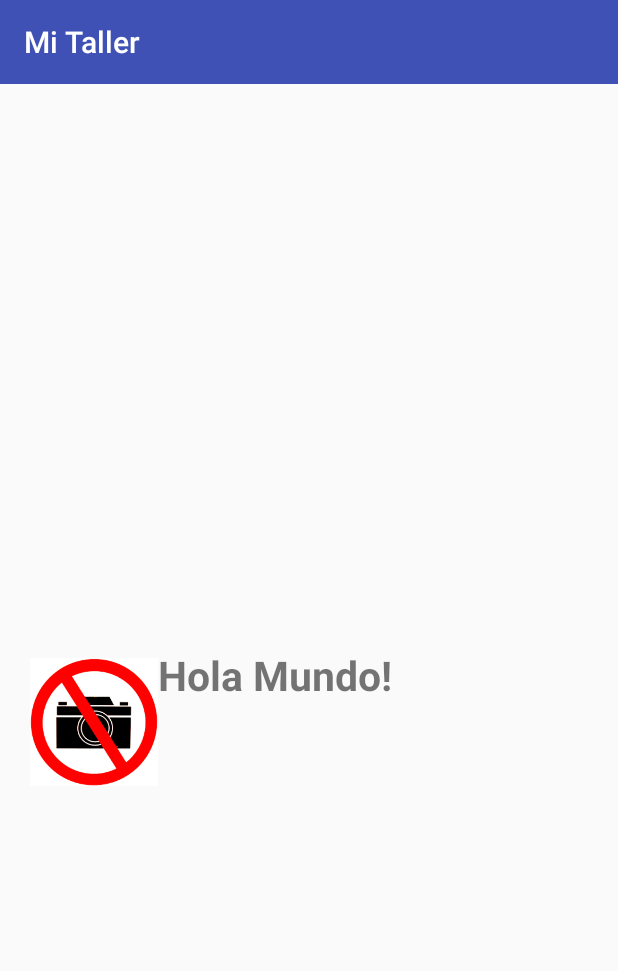
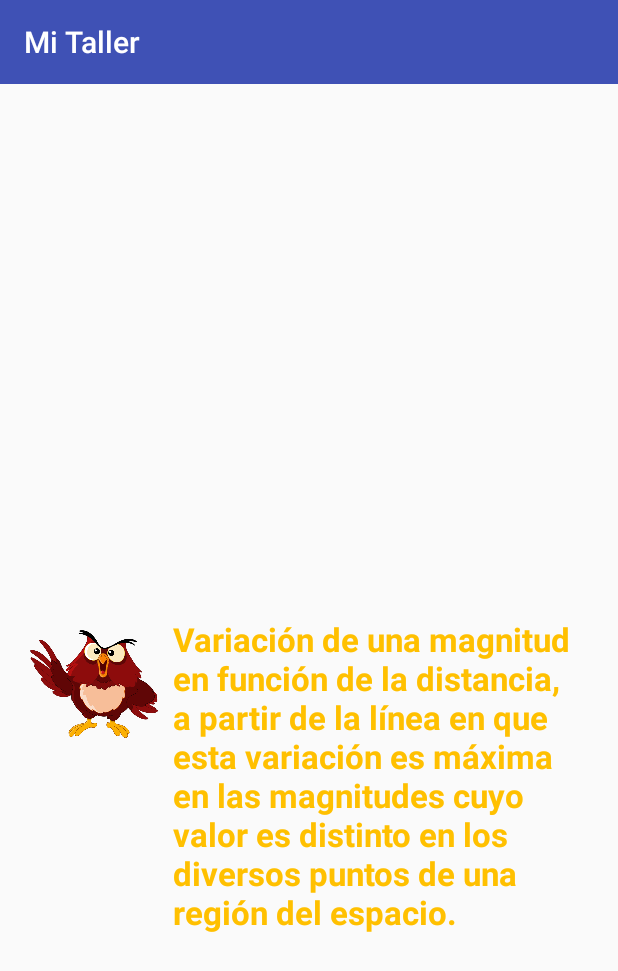
Before and after one commit to GING01/MiTaller, an Android app: the SeleccionTallerEntrenamientoActivity screen opened directly, with no data from a screen before it, on a phone screen of 412 x 824 dp. Shown: the top 971 px of the screen. Run offline under Robolectric (Android 15) with nearby library versions, the phone set to English and light mode, and no system bars; 3 statements that could not run were skipped.

Commit message:
Texto a voz

```diff
--- a/app/src/main/java/mta/epn/ginghogam/com/mitaller/activities/SeleccionTallerEntrenamientoActivity.java
+++ b/app/src/main/java/mta/epn/ginghogam/com/mitaller/activities/SeleccionTallerEntrenamientoActivity.java
@@ -3,16 +3,22 @@ package mta.epn.ginghogam.com.mitaller.activities;
 import android.content.Context;
 import android.database.Cursor;
 import android.os.Build;
+import android.os.Handler;
+import android.speech.tts.TextToSpeech;
 import android.support.annotation.RequiresApi;
 import android.support.v4.view.ViewPager;
 import android.support.v7.app.AppCompatActivity;
 import android.os.Bundle;
+import android.text.method.ScrollingMovementMethod;
+import android.view.View;
 import android.widget.Button;
+import android.widget.ImageView;
 import android.widget.TextView;
 import android.widget.Toast;
 
 import java.util.ArrayList;
 import java.util.List;
+import java.util.Locale;
 
 import mta.epn.ginghogam.com.mitaller.R;
 
@@ -24,7 +30,9 @@ import mta.epn.ginghogam.com.mitaller.entidades.Taller;
 import mta.epn.ginghogam.com.mitaller.entidades.Tutor;
 import mta.epn.ginghogam.com.mitaller.utilidades.ShadowTransformer;
 
-public class SeleccionTallerEntrenamientoActivity extends AppCompatActivity {
+import static android.graphics.Color.rgb;
+
+public class SeleccionTallerEntrenamientoActivity extends AppCompatActivity implements TextToSpeech.OnInitListener {
 
     private ViewPager mViewPager;
     private CardPagerAdapterS mCardAdapter;
@@ -38,7 +46,13 @@ public class SeleccionTallerEntrenamientoActivity extends AppCompatActivity {
     private Estudiante estudiante;
     private Tutor tutor;
 
-    private TextView texto;
+    private TextView lectura;
+    private ImageView guia;
+
+    private TextToSpeech TtS;
+    private Handler mHandler;
+    private Runnable mRunnable;
+    private int i = 0;
 
 
     @RequiresApi(api = Build.VERSION_CODES.LOLLIPOP)
@@ -46,12 +60,13 @@ public class SeleccionTallerEntrenamientoActivity extends AppCompatActivity {
     protected void onCreate(Bundle savedInstanceState) {
         super.onCreate(savedInstanceState);
         setContentView(R.layout.activity_swipe_data);
+        TtS=new TextToSpeech(this,this);
 
         Bundle extras = getIntent().getExtras();
         tutor = extras.getParcelable("tutor");
         estudiante = extras.getParcelable("estudiante");
 
-        Toast.makeText(this,"Estudiante: "+estudiante.getNombreEstudiate()+ " - Tutor: "+tutor.getNombreTutor(), Toast.LENGTH_LONG).show();
+        Toast.makeText(this, "Estudiante: " + estudiante.getNombreEstudiate() + " - Tutor: " + tutor.getNombreTutor(), Toast.LENGTH_LONG).show();
 
 
         context = this;
@@ -79,12 +94,23 @@ public class SeleccionTallerEntrenamientoActivity extends AppCompatActivity {
                 taller.setImagenTaller(cursor.getString(3));
                 tallerList.add(taller);
                 mCardAdapter.addCardItemS(taller);
-            }while (cursor.moveToNext());
+            } while (cursor.moveToNext());
         }
 
-        texto = findViewById(R.id.texto);
+        lectura = findViewById(R.id.texto);
+        guia = findViewById(R.id.guia);
 
-        texto.setText(tutor.getNombreTutor());
+        String msj = "Variación de una magnitud en función de la distancia, " +
+                "a partir de la línea en que esta variación es máxima en las magnitudes cuyo valor es distinto en los diversos puntos de una región del espacio.";
+        lectura.setText(msj);
+        lectura.setTextColor(rgb(255,192,0));
+
+        guia.setOnClickListener(new View.OnClickListener() {
+            @Override
+            public void onClick(View v) {
+                hablar();
+            }
+        });
 
         mCardShadowTransformer = new ShadowTransformer(mViewPager, mCardAdapter);
         mViewPager.setAdapter(mCardAdapter);
@@ -92,4 +118,52 @@ public class SeleccionTallerEntrenamientoActivity extends AppCompatActivity {
         mViewPager.setOffscreenPageLimit(3);
 
     }
+
+    private void hablar() {
+        String msj = "Un gradiente es la variación de una magnitud en función de la distancia, " +
+                "a partir de la línea en que esta variación es máxima en las magnitudes cuyo valor es distinto en los diversos puntos de una región del espacio." +
+                " Variación de una magnitud en función de la distancia, \" +\n" +
+                "                \"a partir de la línea en que esta variación es máxima en las magnitudes cuyo valor es distinto en los diversos puntos de una región del espacio.";
+        final String texto= msj.toString();
+
+        final String [] palabraResaltada = texto.split("\\s+");
+        lectura.setText("");
+        i=0;
+        final Handler mHandler = new Handler();
+
+        mHandler.post(new Runnable(){
+            @Override
+            public void run() {
+                lectura.append(palabraResaltada[i]+" ");
+                lectura.setTextColor(rgb(255,192,0));
+                lectura.setMovementMethod(new ScrollingMovementMethod());
+
+
+                i++;
+                if(i < palabraResaltada.length) {
+                    mHandler.postDelayed(this, 300);
+
+                }
+            }
+        });
+        TtS.speak(texto, TextToSpeech.QUEUE_FLUSH,null);
+
+
+    }
+
+    @Override
+    public void onInit(int text) {
+        if(text==TextToSpeech.SUCCESS){
+            int lenguaje= TtS.isLanguageAvailable(new Locale("spa", "ESP"));
+            if(lenguaje == TextToSpeech.LANG_MISSING_DATA || lenguaje==TextToSpeech.LANG_NOT_SUPPORTED){
+                guia.setSaveEnabled(true);
+                hablar();
+
+            }
+            else {
+            }
+        }
+        else{}
+
+    }
 }
--- a/app/src/main/res/layout/activity_swipe_data.xml
+++ b/app/src/main/res/layout/activity_swipe_data.xml
@@ -34,31 +34,46 @@
                     android:paddingStart="@dimen/card_padding" />
             </LinearLayout>
 
-
             <LinearLayout
                 android:id="@+id/ly2"
+                android:layout_width="match_parent"
+                android:layout_height="107dp"
+                android:layout_alignParentBottom="true"
                 android:layout_below="@+id/ly1"
-                android:paddingTop="25dp"
-                android:layout_width="match_parent"
-                android:layout_height="wrap_content"
-                android:layout_alignParentBottom="true"
+                android:layout_marginBottom="6dp"
                 android:orientation="horizontal">
 
                 <ImageView
+                    android:id="@+id/guia"
                     android:layout_width="85dp"
                     android:layout_height="100dp"
-                    android:src="@drawable/no_foto" />
+                    android:src="@drawable/buhoguia" />
 
-                <TextView
 
-                    android:id="@+id/texto"
-                    android:layout_width="wrap_content"
-                    android:layout_height="wrap_content"
-                    android:gravity="center"
-                    android:text="Hola Mundo!"
-                    android:textAlignment="center"
-                    android:textSize="27dp"
-                    android:textStyle="bold" />
+
+
+                    <LinearLayout
+                        android:paddingLeft="10dp"
+                        android:paddingTop="5dp"
+                        android:layout_width="match_parent"
+                        android:layout_height="match_parent"
+                        android:orientation="vertical"
+                        android:layout_gravity="center_vertical"
+                        android:singleLine="true"
+                        android:scrollHorizontally="true"
+                        android:ellipsize="marquee"
+                        android:focusable="false"
+                        android:focusableInTouchMode="false">
+                        <TextView
+
+                            android:id="@+id/texto"
+                            android:layout_width="wrap_content"
+                            android:layout_height="wrap_content"
+                            android:textSize="22dp"
+                            android:textStyle="bold"
+                            />
+                    </LinearLayout>
+
             </LinearLayout>
 
         </RelativeLayout>
```
Also changed, not shown: app/src/main/res/drawable/buhoguia.png (added).
